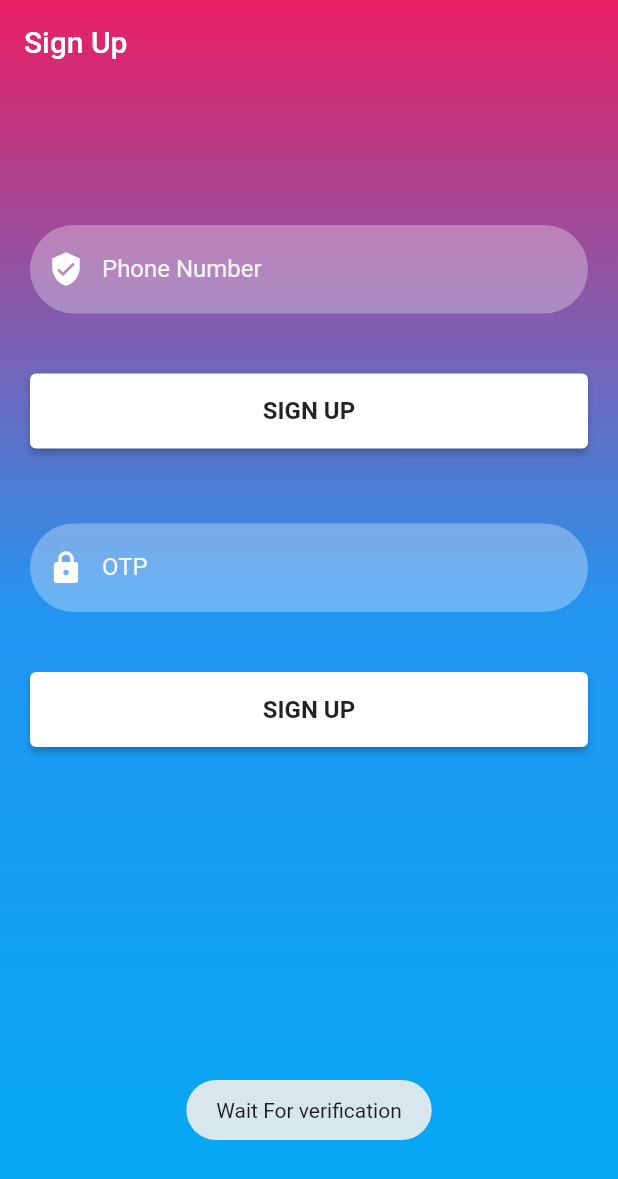
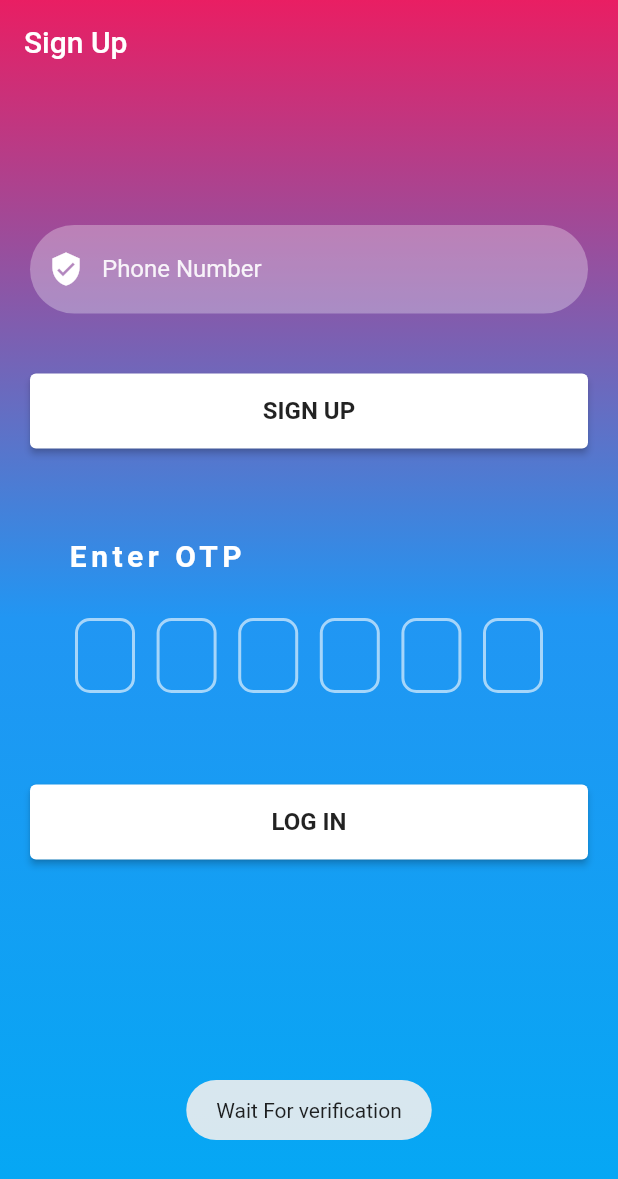
Before and after one commit to avi-nas/iq_otp_login, a Flutter app: the screen it shows after launch, after a tap on "SIGN UP", on a phone screen of 412 x 824 dp. Shown: the top 1179 px of the screen. Run offline on Flutter 3.47's test engine with Material 2 defaults, Android fonts, the light colour scheme and no system bars; drawn by our look-alikes of pin_code_fields; our stand-ins replace firebase_auth, firebase_core, fluttertoast; accounts and stored records are empty; network calls fail.

Commit message:
Update signup_screen.dart
Added pin code input field

```diff
--- a/lib/screens/signup_screen.dart
+++ b/lib/screens/signup_screen.dart
@@ -1,8 +1,9 @@
+import 'package:flutter/foundation.dart';
 import 'package:fluttertoast/fluttertoast.dart';
 import 'package:iq_otp_login/screens/home_screen.dart';
 import 'package:firebase_auth/firebase_auth.dart';
-import 'package:firebase_core/firebase_core.dart';
 import 'package:flutter/material.dart';
+import 'package:pin_code_fields/pin_code_fields.dart';
 
 
 import '../reusablec_widgets/reusable_widget.dart';
@@ -15,9 +16,9 @@ class SignUpScreen extends StatefulWidget {
 }
 
 class _SignUpScreenState extends State<SignUpScreen> {
-  TextEditingController _numberTextController = TextEditingController();
-  TextEditingController _passwordTextController = TextEditingController();
-  TextEditingController _otpTextController = TextEditingController();
+  final TextEditingController _numberTextController = TextEditingController();
+  final TextEditingController _passwordTextController = TextEditingController();
+  final TextEditingController _otpTextController = TextEditingController();
   late String _verificationCode;
   late String _verificationId;
   @override
@@ -44,14 +45,14 @@ class _SignUpScreenState extends State<SignUpScreen> {
     )),
         child: SingleChildScrollView(
           child: Padding(
-            padding: EdgeInsets.fromLTRB(20, 120, 20, 0),
+            padding: const EdgeInsets.fromLTRB(20, 120, 20, 0),
             child: Column(
               children: <Widget>[
-                SizedBox(
+                const SizedBox(
                   height: 30,
                 ),
                 resuableTextField("Phone Number",Icons.verified_user,false,_numberTextController),
-                SizedBox(
+                const SizedBox(
                   height: 30,
                 ),
 
@@ -61,7 +62,7 @@ class _SignUpScreenState extends State<SignUpScreen> {
                       toastLength: Toast.LENGTH_LONG,
                   );
                   await FirebaseAuth.instance.verifyPhoneNumber(
-                    phoneNumber: _numberTextController.text.trim() ,
+                    phoneNumber: "+91${_numberTextController.text.trim()}" ,
                     verificationCompleted: (PhoneAuthCredential credential) {},
                     verificationFailed: (FirebaseAuthException e) {},
                     codeSent: (String verificationId, int? resendToken) {
@@ -70,17 +71,67 @@ class _SignUpScreenState extends State<SignUpScreen> {
 
                     },
                     codeAutoRetrievalTimeout: (String verificationId) {},
-                    timeout: Duration(seconds: 60)
+                    timeout: const Duration(seconds: 60)
                   );
                 }),
-                SizedBox(
+                const SizedBox(
                   height: 30,
                 ),
-                resuableTextField("OTP",Icons.lock,false,_otpTextController),
-                SizedBox(
-                  height: 30,
+                Padding(
+                  padding: const EdgeInsets.fromLTRB(25, 10, 0, 0),
+                  child: Container(
+                    alignment: Alignment.topLeft,
+
+                    child: const Text('Enter OTP',
+                      style: TextStyle(
+                        color: Colors.white,
+                      fontWeight: FontWeight.bold,
+                      fontSize: 20,
+                      letterSpacing: 3.0),
+
+                    ),
+                  ),
                 ),
-                signInSignUpButton(context, false, () async {
+                Padding(
+                  padding: const EdgeInsets.all(30.0),
+                  child: PinCodeTextField(
+                    length: 6,
+                    obscureText: false,
+                    animationType: AnimationType.fade,
+                    pinTheme: PinTheme(
+                      shape: PinCodeFieldShape.box,
+                      borderRadius: BorderRadius.circular(10),
+                      fieldHeight: 50,
+                      fieldWidth: 40,
+                      inactiveColor: Colors.white60,
+                      inactiveFillColor: Colors.transparent,
+                      activeFillColor: Colors.white,
+                    ),
+                    animationDuration: const Duration(milliseconds: 300),
+                    backgroundColor: Colors.transparent,
+                    enableActiveFill: true,
+
+                    controller: _otpTextController,
+                    onCompleted: (v) {
+                      print("Completed");
+                    },
+                    onChanged: (value) {
+                      print(value);
+                    },
+                    beforeTextPaste: (text) {
+                      print("Allowing to paste $text");
+                      //if you return true then it will show the paste confirmation dialog. Otherwise if false, then nothing will happen.
+                      //but you can show anything you want here, like your pop up saying wrong paste format or etc
+                      return true;
+                    }, appContext: context,
+                  ),
+                ),
+
+
+                const SizedBox(
+                  height: 5,
+                ),
+                signInSignUpButton(context, true, () async {
                    FirebaseAuth auth = FirebaseAuth.instance;
                       try {
                         PhoneAuthCredential credential = PhoneAuthProvider
@@ -89,11 +140,13 @@ class _SignUpScreenState extends State<SignUpScreen> {
                         // Sign the user in (or link) with the credential
                         await auth.signInWithCredential(credential);
                         setState(() {
-                          Navigator.push(context, MaterialPageRoute(builder: (context)=>HomeScreen()));
+                          Navigator.push(context, MaterialPageRoute(builder: (context)=>const HomeScreen()));
                         });
 
                       }catch(e){
-                        print("Wrong OTP");
+                        if (kDebugMode) {
+                          print("Wrong OTP");
+                        }
                         Fluttertoast.showToast(
                           msg: "Wrong OTP",
                           toastLength: Toast.LENGTH_LONG,
```
